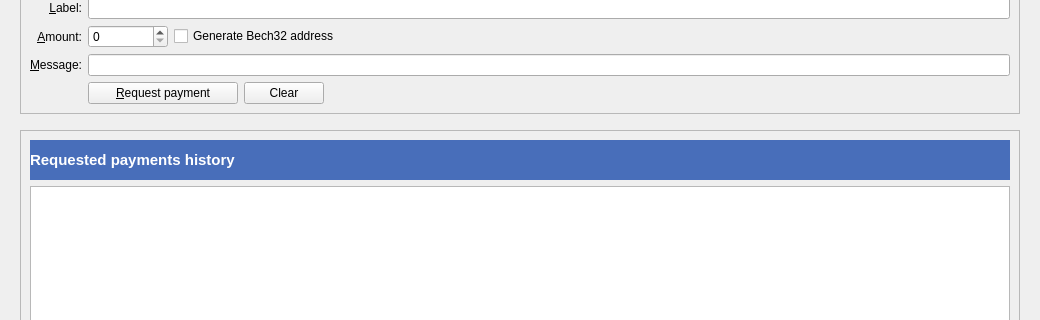
The window that src/qt/forms/receivecoinsdialog.ui (deeponion/deeponion) describes before a commit, drawn with Qt 5; both pictures show x 0 to 1040 and y 242 to 562 of the 1040 by 689 pixel window.
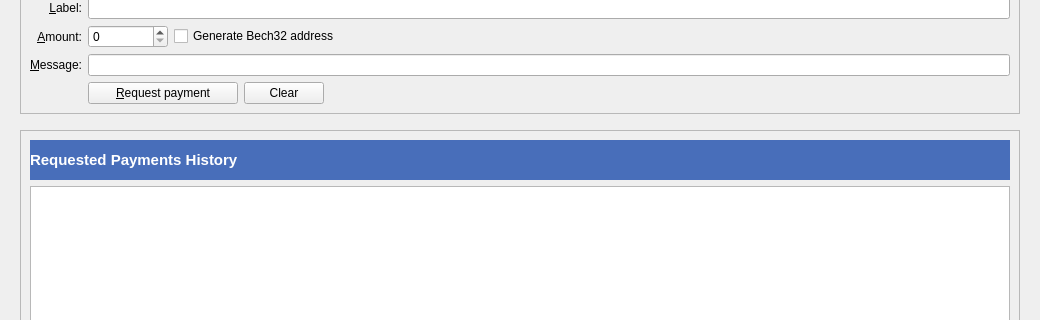
The same window after the commit. Icons and pictures are not drawn. Custom widgets are drawn as their Qt base class.

What changed in the file:
```diff
--- a/src/qt/forms/receivecoinsdialog.ui
+++ b/src/qt/forms/receivecoinsdialog.ui
@@ -401,7 +401,7 @@
              <string notr="true">background-color: #486EBA; color: white;</string>
             </property>
             <property name="text">
-             <string>Requested payments history</string>
+             <string>Requested Payments History</string>
             </property>
            </widget>
           </item>
```
